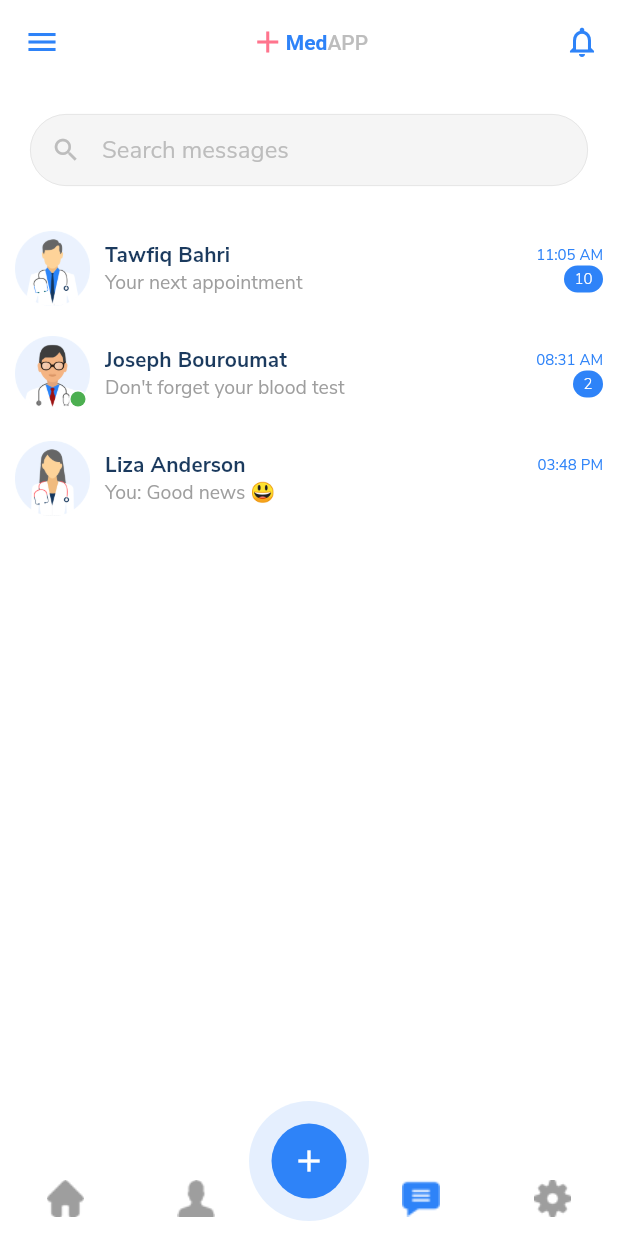
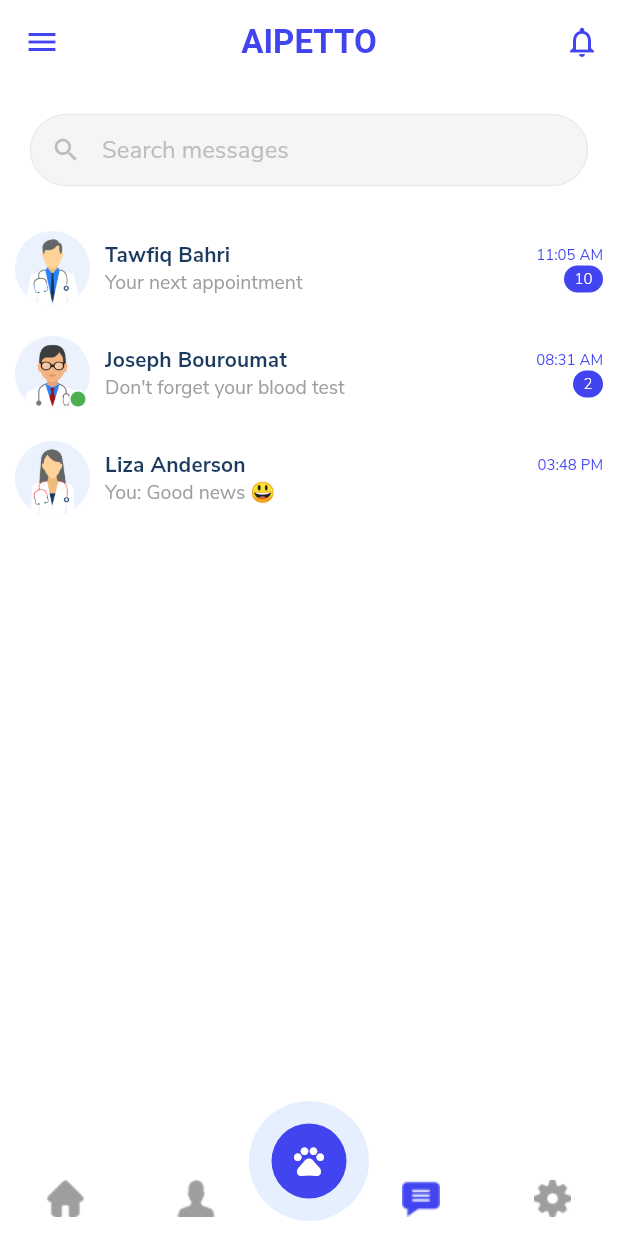
Before and after one commit to aipetto/aipetto-mobile-app, a Flutter app: the Home screen opened by its route, swiped to page 4, on a phone screen of 412 x 824 dp. Run offline on Flutter 3.47's test engine with Material 2 defaults, Android fonts, the phone set to English and light mode, and no system bars; our stand-ins replace bloc, easy_localization, equatable, flutter_bloc, flutter_rating_bar, image_picker and 2 more; accounts and stored records are empty.

Commit message:
Start refactor on the app scaffold

```diff
--- a/assets/languages/en-US.json
+++ b/assets/languages/en-US.json
@@ -124,10 +124,10 @@
     "notification_settings": "Notification settings",
     "general": "General",
     "language": "Language",
-    "about_app": "About MedAPP",
+    "about_app": "About AIPETTO",
     "pricacy_policy": "Privacy Policy",
     "help_and_support": "Help and support",
-    "rate_the_app": "Rate MedAPP",
+    "rate_the_app": "Rate AIPETTO",
     "accounts": "Accounts",
     "logout": "Logout",
     "all_notifications": "All notifications",
@@ -217,8 +217,8 @@
     "details": "Details",
     "reschedule": "Reschedule",
     "notifications": "Notifications",
-    "hello_again": "Hello again",
+    "hello_again": "Welcome to AIPETTO",
     "login_to_your_account_to_continue": "Login to your account to continue",
-    "welcome_to_app_name": "Welcome to MedAPP",
+    "welcome_to_app_name": "Welcome to AIPETTO",
     "create_an_account_to_get_started": "Create an account to get started"
 }
--- a/assets/languages/es-ES.json
+++ b/assets/languages/es-ES.json
@@ -124,10 +124,10 @@
     "notification_settings": "Configuración de notificación",
     "general": "General",
     "language": "Idioma",
-    "about_app": "Acerca De MedAPP",
+    "about_app": "Acerca De AIPETTO",
     "pricacy_policy": "Política De Privacidad",
     "help_and_support": "Ayuda y soporte técnico",
-    "rate_the_app": "Tasa De MedAPP",
+    "rate_the_app": "Tasa De AIPETTO",
     "accounts": "Cuentas",
     "logout": "Cierre de sesión",
     "all_notifications": "Todas las notificaciones",
--- a/assets/languages/it-IT.json
+++ b/assets/languages/it-IT.json
@@ -124,10 +124,10 @@
     "notification_settings": "Impostazioni di notifica",
     "general": "Generale",
     "language": "Lingua",
-    "about_app": "Su MedAPP",
+    "about_app": "Su AIPETTO",
     "pricacy_policy": "Politica Sulla Privacy",
     "help_and_support": "Guida e supporto tecnico",
-    "rate_the_app": "Tasso Di MedAPP",
+    "rate_the_app": "Tasso Di AIPETTO",
     "accounts": "Conti",
     "logout": "Logout",
     "all_notifications": "Tutte le notifiche",
--- a/lib/components/wave_header.dart
+++ b/lib/components/wave_header.dart
@@ -28,10 +28,6 @@ class WaveHeader extends StatelessWidget {
             child: Column(
               mainAxisSize: MainAxisSize.min,
               children: <Widget>[
-                Image.asset(
-                  'assets/images/icon_start.png',
-                  color: Colors.white,
-                ),
                 SizedBox(
                   height: 15,
                 ),
--- a/lib/main.dart
+++ b/lib/main.dart
@@ -46,7 +46,7 @@ class MyApp extends StatelessWidget {
           child: child,
         );
       },
-      title: 'MedAPP',
+      title: 'AIPETTO',
       initialRoute: Routes.splash,
       onGenerateRoute: RouteGenerator.generateRoute,
       localizationsDelegates: [
--- a/lib/pages/home/home.dart
+++ b/lib/pages/home/home.dart
@@ -1,3 +1,4 @@
+import 'package:aipetto/pages/pets/pets_page.dart';
 import 'package:flutter/material.dart';
 
 import '../../components/custom_navigation_bar.dart';
@@ -53,7 +54,7 @@ class _HomeState extends State<Home> {
     final size = MediaQuery.of(context).size;
     final _pages = [
       HomePage(),
-      ProfilePage(),
+      PetsPage(),
       Container(),
       MessagesPage(),
       SettingsPage(),
@@ -158,7 +159,7 @@ class _HomeState extends State<Home> {
                         color: kColorBlue,
                       ),
                       child: Icon(
-                        Icons.add,
+                        Icons.pets,
                         color: Colors.white,
                       ),
                     ),
@@ -170,7 +171,7 @@ class _HomeState extends State<Home> {
               bottomNavigationBar: CustomNavigationBar(
                 backgroundColor:
                     Prefs.isDark() ? Color(0xff121212) : Colors.white,
-                strokeColor: kColorPink,
+                strokeColor: kColorGreen,
                 items: [
                   NavBarItemWidget(
                     onTap: () {
--- a/lib/pages/home/widgets/app_bar_title_widget.dart
+++ b/lib/pages/home/widgets/app_bar_title_widget.dart
@@ -8,27 +8,15 @@ class AppBarTitleWidget extends StatelessWidget {
     return Row(
       mainAxisSize: MainAxisSize.min,
       children: <Widget>[
-        Icon(
-          Icons.add,
-          color: kColorPink,
-        ),
         Text.rich(
           TextSpan(
             children: [
               TextSpan(
-                text: 'Med',
+                text: 'AIPETTO',
                 style: TextStyle(
                   color: kColorBlue,
-                  fontSize: 14,
+                  fontSize: 22,
                   fontWeight: FontWeight.w700,
-                ),
-              ),
-              TextSpan(
-                text: 'APP',
-                style: TextStyle(
-                  color: Colors.grey[400],
-                  fontSize: 14,
-                  fontWeight: FontWeight.w500,
                 ),
               ),
             ],
--- /dev/null
+++ b/lib/pages/pets/pets_page.dart
@@ -0,0 +1,192 @@
+import 'package:flutter/material.dart';
+import 'package:easy_localization/easy_localization.dart';
+
+import '../../routes/routes.dart';
+import '../../utils/constants.dart';
+
+class PetsPage extends StatefulWidget {
+  @override
+  _PetsPageState createState() => _PetsPageState();
+}
+
+class _PetsPageState extends State<PetsPage>
+    with AutomaticKeepAliveClientMixin<PetsPage> {
+  @override
+  Widget build(BuildContext context) {
+    super.build(context);
+    return SingleChildScrollView(
+      scrollDirection: Axis.vertical,
+      child: Column(
+        crossAxisAlignment: CrossAxisAlignment.start,
+        children: <Widget>[
+          MessageListItem(
+            onTap: () {
+              Navigator.of(context).pushNamed(Routes.chatDetail);
+            },
+            imagePath: 'assets/images/pets/pet_1.jpg',
+            name: 'Tawfiq Bahri',
+            message: 'Your next appointment',
+            date: '11:05 AM',
+            unread: 10,
+            online: false,
+          ),
+          MessageListItem(
+            onTap: () {},
+            imagePath: 'assets/images/icon_doctor_3.png',
+            name: 'Joseph Bouroumat',
+            message: 'Don\'t forget your blood test',
+            date: '08:31 AM',
+            unread: 2,
+            online: true,
+          ),
+          MessageListItem(
+            onTap: () {},
+            imagePath: 'assets/images/icon_doctor_2.png',
+            name: 'Liza Anderson',
+            message: 'You: Good news 😃',
+            date: '03:48 PM',
+            unread: 0,
+            online: false,
+          ),
+        ],
+      ),
+    );
+  }
+
+  @override
+  bool get wantKeepAlive => true;
+}
+
+class MessageListItem extends StatelessWidget {
+  final Function onTap;
+  final String imagePath;
+  final String name;
+  final String message;
+  final String date;
+  final int unread;
+  final bool online;
+
+  const MessageListItem(
+      {Key key,
+        @required this.onTap,
+        @required this.imagePath,
+        @required this.name,
+        @required this.message,
+        @required this.date,
+        this.unread,
+        this.online})
+      : super(key: key);
+
+  @override
+  Widget build(BuildContext context) {
+    return InkWell(
+      onTap: onTap,
+      child: Padding(
+        padding: EdgeInsets.all(10),
+        child: Row(
+          children: <Widget>[
+            Container(
+              width: 50,
+              height: 50,
+              child: Stack(
+                children: <Widget>[
+                  CircleAvatar(
+                    radius: 25,
+                    backgroundColor: Colors.transparent,
+                    child: Image.asset(
+                      imagePath,
+                      fit: BoxFit.fill,
+                    ),
+                  ),
+                  Visibility(
+                    visible: online,
+                    child: Align(
+                      alignment: Alignment.bottomRight,
+                      child: Container(
+                        margin: EdgeInsets.all(2),
+                        padding: EdgeInsets.all(1),
+                        width: 12,
+                        height: 12,
+                        decoration: BoxDecoration(
+                          shape: BoxShape.circle,
+                          color: Colors.white,
+                        ),
+                        child: CircleAvatar(
+                          backgroundColor: Colors.green,
+                        ),
+                      ),
+                    ),
+                  ),
+                ],
+              ),
+            ),
+            SizedBox(
+              width: 10,
+            ),
+            Expanded(
+              child: Column(
+                crossAxisAlignment: CrossAxisAlignment.start,
+                children: <Widget>[
+                  Text(
+                    name,
+                    style: Theme.of(context).textTheme.subtitle2.copyWith(
+                      fontWeight: FontWeight.w700,
+                    ),
+                  ),
+                  Text(
+                    message,
+                    style: TextStyle(
+                      color: Colors.grey,
+                      fontSize: 13,
+                      fontWeight: FontWeight.w500,
+                    ),
+                  ),
+                ],
+              ),
+            ),
+            SizedBox(
+              width: 5,
+            ),
+            Column(
+              crossAxisAlignment: CrossAxisAlignment.end,
+              children: <Widget>[
+                Text(
+                  date,
+                  style: TextStyle(
+                    color: kColorPrimary,
+                    fontSize: 10,
+                    fontWeight: FontWeight.w400,
+                  ),
+                ),
+                Visibility(
+                  visible: (unread != 0 && unread != null) ? true : false,
+                  maintainSize: true,
+                  maintainAnimation: true,
+                  maintainState: true,
+                  child: Container(
+                    padding: EdgeInsets.symmetric(
+                      vertical: 2,
+                      horizontal: 7,
+                    ),
+                    decoration: BoxDecoration(
+                      borderRadius: BorderRadius.circular(50),
+                      color: kColorPrimary,
+                    ),
+                    child: Text(
+                      unread.toString(),
+                      style: TextStyle(
+                        color: Colors.white,
+                        fontSize: 10,
+                        fontWeight: FontWeight.w300,
+                      ),
+                    ),
+                  ),
+                )
+              ],
+            )
+          ],
+        ),
+      ),
+    );
+  }
+}
--- a/lib/utils/constants.dart
+++ b/lib/utils/constants.dart
@@ -1,8 +1,8 @@
 import 'package:flutter/material.dart';
 
-const kColorBlue = Color(0xff2e83f8);
+const kColorBlue = Color(0xff4245ef);
 const kColorDarkBlue = Color(0xff1b3a5e);
-const kColorPink = Color(0xffff748d);
+const kColorGreen = Color(0xff4245ef);
 
 const kInputTextStyle = TextStyle(
     fontSize: 14,
@@ -10,7 +10,7 @@ const kInputTextStyle = TextStyle(
     fontWeight: FontWeight.w300,
     fontFamily: 'NunitoSans');
 
-const kColorPrimary = Color(0xff2e83f8);
+const kColorPrimary = Color(0xff4245ef);
 const kColorPrimaryDark = Color(0xff1b3a5e);
 const kColorSecondary = Color(0xffff748d);
 const kColorDark = Color(0xff121212);
```
Also changed, not shown: lib/model/pet.dart (added, +98 -0 lines), lib/pages/home/home_page.dart (+21 -2 lines), lib/pages/splash_page.dart (+1 -14 lines), assets/images/aipetto/socialpets.png (added), assets/images/pets/cat_1.jpg (added), assets/images/pets/cat_2.jpg (added), assets/images/pets/cat_3.jpg (added), assets/images/pets/pet_1.jpg (added), assets/images/pets/pet_2.jpg (added), assets/images/pets/pet_3.jpg (added).
